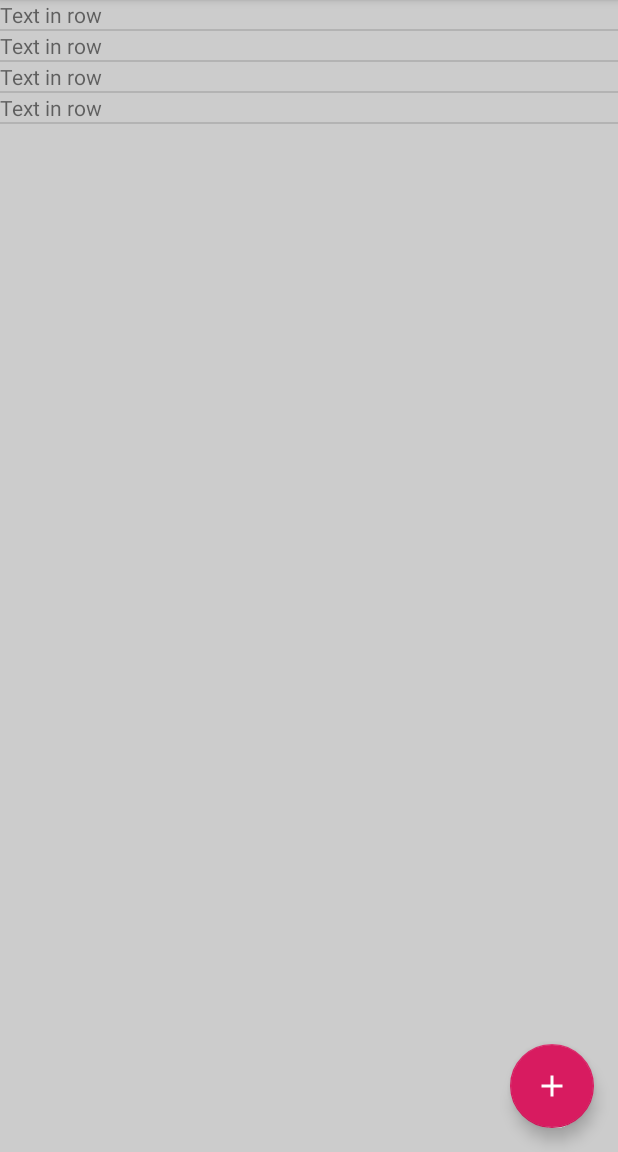
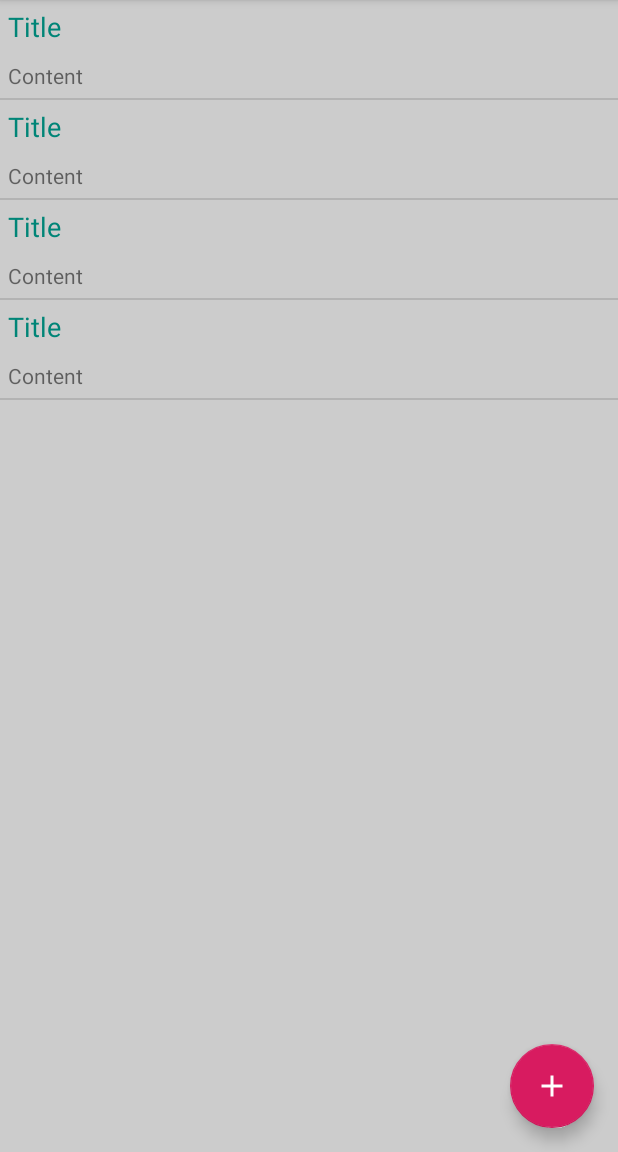
Before and after one commit to conceptdev/kotlin-samples, an Android app: the screen it shows after launch (MainActivity), on a phone screen of 412 x 824 dp, the part 84-1236 px from its top. Run offline under Robolectric (Android 15) with nearby library versions, the phone set to English and light mode, and no system bars.

Commit message:
use cell template

```diff
--- a/MyTodo/app/src/main/java/com/microsoft/mytodo/MainActivity.kt
+++ b/MyTodo/app/src/main/java/com/microsoft/mytodo/MainActivity.kt
@@ -2,26 +2,21 @@ package com.microsoft.mytodo
 
 import android.content.Context
 import android.os.Bundle
-import com.google.android.material.snackbar.Snackbar
+import android.util.Log
 import androidx.appcompat.app.AppCompatActivity
 import android.view.Menu
 import android.view.MenuItem
 import android.view.View
 import android.view.ViewGroup
-import android.widget.BaseAdapter
-import android.widget.ListView
-import android.widget.TextView
 
 import kotlinx.android.synthetic.main.activity_main.*
-import androidx.core.app.ComponentActivity
-import androidx.core.app.ComponentActivity.ExtraData
-import androidx.core.content.ContextCompat.getSystemService
-import android.icu.lang.UCharacter.GraphemeClusterBreak.T
-
+import kotlinx.android.synthetic.main.content_main.*
+import android.widget.*
 
 
 class MainActivity : AppCompatActivity() {
 
+    private var todoList = ArrayList<TodoItem>()
     private var adapter: MyCustomAdapter = MyCustomAdapter(this);
 
     override fun onCreate(savedInstanceState: Bundle?) {
@@ -29,26 +24,26 @@ class MainActivity : AppCompatActivity() {
         setContentView(R.layout.activity_main)
         setSupportActionBar(toolbar)
 
-        val todoList = findViewById<ListView>(R.id.content_listview);
+        loadTodoItems()
 
-        todoList.adapter = adapter;
-
+        content_listview.onItemClickListener = AdapterView.OnItemClickListener { adapterView, view, position, id ->
+            Toast.makeText(this, "Click on " + position, Toast.LENGTH_SHORT).show()
+        }
         fab.setOnClickListener {
             adapter.updateResults()
         }
     }
 
-    private class MyCustomAdapter(context: Context) : BaseAdapter() {
+    fun loadTodoItems(){
+        content_listview.adapter = adapter;
+    }
+
+    inner class MyCustomAdapter(context: Context) : BaseAdapter() {
         private val _context: Context;
         init {
             _context = context;
         }
         public var rowCount: Int = 4;
-        override fun getView(position: Int, convertView: View?, parent: ViewGroup?): View {
-            val textView = TextView(_context);
-            textView.text = "Text in row";
-            return textView;
-        }
 
         override fun getItem(position: Int): Any {
             return "TEST";
@@ -66,6 +61,38 @@ class MainActivity : AppCompatActivity() {
             rowCount ++;
             //Triggers the list update
             notifyDataSetChanged()
+        }
+
+        override fun getView(position: Int, convertView: View?, parent: ViewGroup?): View? {
+            val view: View?
+            val vh: ViewHolder
+
+            if (convertView == null) {
+                view = layoutInflater.inflate(R.layout.todoitem, parent, false)
+                vh = ViewHolder(view)
+                view.tag = vh
+                Log.i("JSA", "set Tag for ViewHolder, position: " + position)
+            } else {
+                view = convertView
+                vh = view.tag as ViewHolder
+            }
+
+            //var mNote = todoList[position]
+
+            vh.todoTitle.text = "Title"//mNote.title
+            vh.todoContent.text = "Content"//.content
+
+            return view
+        }
+    }
+
+    private class ViewHolder(view: View?) {
+        val todoTitle: TextView
+        val todoContent: TextView
+
+        init {
+            this.todoTitle = view?.findViewById(R.id.todoTitle) as TextView
+            this.todoContent = view?.findViewById(R.id.todoContent) as TextView
         }
 
     }
--- /dev/null
+++ b/MyTodo/app/src/main/res/layout/todoitem.xml
@@ -0,0 +1,23 @@
+<?xml version="1.0" encoding="utf-8"?>
+<LinearLayout xmlns:android="http://schemas.android.com/apk/res/android"
+    android:layout_width="match_parent"
+    android:layout_height="match_parent"
+    android:orientation="vertical">
+
+    <TextView
+        android:id="@+id/todoTitle"
+        android:layout_width="match_parent"
+        android:layout_height="wrap_content"
+        android:padding="5dp"
+        android:text="Title"
+        android:textColor="@color/colorPrimary"
+        android:textSize="18sp" />
+
+    <TextView
+        android:id="@+id/todoContent"
+        android:layout_width="match_parent"
+        android:layout_height="wrap_content"
+        android:padding="5dp"
+        android:text="Text for Content" />
+
+</LinearLayout>
```
Also changed, not shown: MyTodo/app/src/main/java/com/microsoft/mytodo/TodoDatabase.kt (added, +68 -0 lines), MyTodo/app/src/main/java/com/microsoft/mytodo/TodoItem.kt (added, +13 -0 lines), 1 other file.
